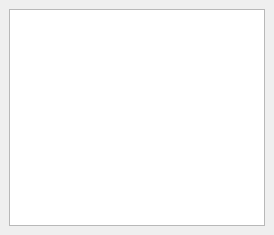
Old version of the form apps/opencs/views/filter/filtertree.ui in the repository zinnschlag/openmw.
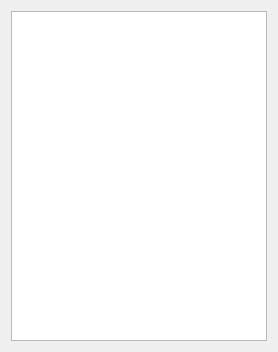
New version of the form.

```diff
--- a/apps/opencs/views/filter/filtertree.ui
+++ b/apps/opencs/views/filter/filtertree.ui
@@ -1,27 +1,29 @@
 <?xml version="1.0" encoding="UTF-8"?>
 <ui version="4.0">
  <class>FilterTree</class>
- <widget class="QDockWidget" name="FilterTree">
+ <widget class="QWidget" name="FilterTree">
   <property name="geometry">
    <rect>
     <x>0</x>
     <y>0</y>
-    <width>274</width>
-    <height>235</height>
+    <width>264</width>
+    <height>352</height>
    </rect>
   </property>
-  <property name="features">
-   <set>QDockWidget::AllDockWidgetFeatures</set>
+  <property name="sizePolicy">
+   <sizepolicy hsizetype="Minimum" vsizetype="Minimum">
+    <horstretch>0</horstretch>
+    <verstretch>0</verstretch>
+   </sizepolicy>
   </property>
   <property name="windowTitle">
    <string>Filter Tree</string>
   </property>
-  <widget class="QWidget" name="dockWidgetContents">
-   <layout class="QVBoxLayout" name="verticalLayout_2">
+  <layout class="QVBoxLayout" name="verticalLayout">
     <item>
      <widget class="QTreeView" name="treeViewFilter">
       <property name="sizePolicy">
-       <sizepolicy hsizetype="Expanding" vsizetype="Expanding">
+      <sizepolicy hsizetype="Minimum" vsizetype="Expanding">
         <horstretch>0</horstretch>
         <verstretch>0</verstretch>
        </sizepolicy>
@@ -29,13 +31,9 @@
       <property name="contextMenuPolicy">
        <enum>Qt::CustomContextMenu</enum>
       </property>
-      <property name="indentation">
-       <number>10</number>
-      </property>
      </widget>
     </item>
    </layout>
-  </widget>
  </widget>
  <resources/>
  <connections/>
```
Lines whose indentation alone changed are shown as unchanged.
